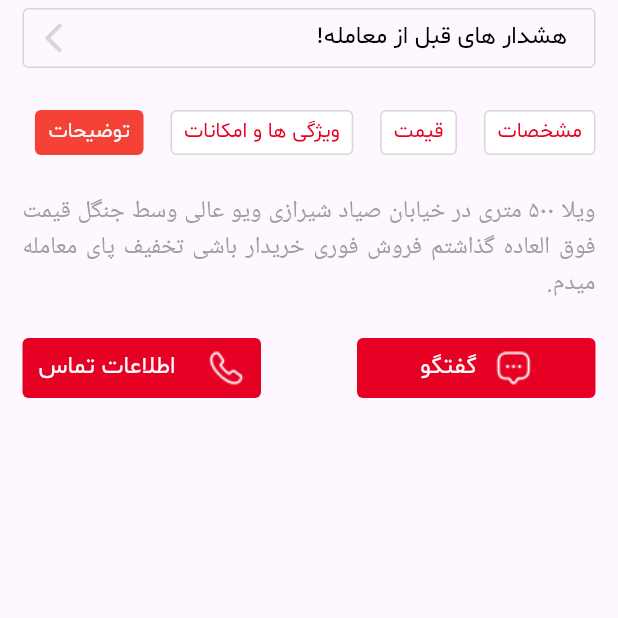
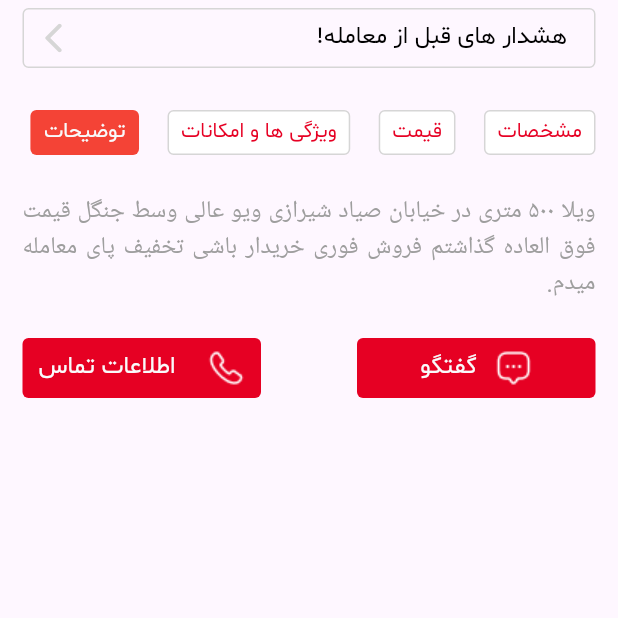
Before and after one commit to HosseinMohammadiii/aviz_project, a Flutter app: the InformationAdvertising screen opened directly, after a tap on "قیمت", after a tap on "ویژگی ها و امکانات", after a tap on "توضیحات", on a phone screen of 412 x 824 dp, the part 526-1144 px from its top. Run offline on Flutter 3.47's test engine with Material 3 defaults, Android fonts, the light colour scheme and no system bars; our stand-ins replace dotted_border, dotted_line, pinput, smooth_page_indicator, step_progress_indicator; missing offline and left inert: fdottedline_nullsafety.

Commit message:
two commit

```diff
--- a/lib/screen/account_screen.dart
+++ b/lib/screen/account_screen.dart
@@ -20,14 +20,13 @@ class _AccountScreenState extends State<AccountScreen> {
           mainAxisAlignment: MainAxisAlignment.center,
           children: [
             Image.asset('images/my_aviz.png'),
-            Image.asset('images/icon_home_active.png'),
           ],
         ),
       ),
       body: SafeArea(
         child: SingleChildScrollView(
           child: Padding(
-            padding: const EdgeInsets.symmetric(horizontal: 15),
+            padding: const EdgeInsets.symmetric(horizontal: 15, vertical: 15),
             child: Column(
               children: [
                 Container(
@@ -121,7 +120,7 @@ class _AccountScreenState extends State<AccountScreen> {
 //Widget For display Items Account Button
   Widget itemsAccountButton() {
     return SizedBox(
-      height: MediaQuery.of(context).size.height / 2.1,
+      height: 390,
       child: ListView.builder(
         itemCount: itemText.length,
         physics: const NeverScrollableScrollPhysics(),
--- a/lib/screen/add_advertising_screen.dart
+++ b/lib/screen/add_advertising_screen.dart
@@ -41,7 +41,7 @@ class _AddAdvertisingScreenState extends State<AddAdvertisingScreen> {
                         );
                       },
                       child: itemsCategoryType(
-                          txt: 'اجاره مسکونی', color: CustomColor.red),
+                          txt: 'فروش مسکونی', color: CustomColor.red),
                     );
                   },
                 ),
--- a/lib/screen/home_screen.dart
+++ b/lib/screen/home_screen.dart
@@ -83,7 +83,7 @@ class _HomeScreenState extends State<HomeScreen> {
               ],
             ),
             SizedBox(
-              height: MediaQuery.of(context).size.height / 2.2,
+              height: 280,
               child: ListView.builder(
                 padding: const EdgeInsets.symmetric(vertical: 15),
                 itemCount: 5,
@@ -112,7 +112,7 @@ class _HomeScreenState extends State<HomeScreen> {
       child: Container(
         width: double.maxFinite,
         height: 140,
-        margin: const EdgeInsets.symmetric(horizontal: 15),
+        margin: const EdgeInsets.symmetric(horizontal: 15, vertical: 6),
         padding: const EdgeInsets.symmetric(horizontal: 15),
         alignment: Alignment.center,
         decoration: BoxDecoration(
@@ -178,6 +178,7 @@ class _HomeScreenState extends State<HomeScreen> {
       width: 210,
       height: 240,
       padding: const EdgeInsets.all(16),
+      margin: const EdgeInsets.symmetric(horizontal: 6),
       decoration: BoxDecoration(
         borderRadius: BorderRadius.circular(4),
         color: Colors.white,
--- a/lib/screen/information_advertising.dart
+++ b/lib/screen/information_advertising.dart
@@ -4,6 +4,7 @@ import 'package:aviz_project/widgets/item_category_type.dart';
 import 'package:aviz_project/widgets/text_widget.dart';
 import 'package:aviz_project/widgets/uploadlocation.dart';
 import 'package:flutter/material.dart';
+import 'package:dotted_line/dotted_line.dart';
 import 'package:fdottedline_nullsafety/fdottedline__nullsafety.dart';
 
 class InformationAdvertising extends StatefulWidget {
@@ -125,7 +126,7 @@ class _InformationAdvertisingState extends State<InformationAdvertising> {
                     itemCount: listText.length,
                     itemBuilder: (context, index) {
                       return Padding(
-                        padding: const EdgeInsets.only(left: 18),
+                        padding: const EdgeInsets.only(left: 19),
                         child: GestureDetector(
                           onTap: () {
                             setState(() {
@@ -254,7 +255,8 @@ class _SpecificationBoxState extends State<SpecificationBox> {
                         mainAxisAlignment: MainAxisAlignment.spaceEvenly,
                         children: [
                           Padding(
-                            padding: const EdgeInsets.symmetric(horizontal: 32),
+                            padding:
+                                const EdgeInsets.symmetric(horizontal: 34.4),
                             child: textWidget(
                               listTextTitle[index],
                               Colors.grey[500]!,
@@ -279,12 +281,12 @@ class _SpecificationBoxState extends State<SpecificationBox> {
                 children: [
                   for (var i = 0; i < 3; i++) ...[
                     Padding(
-                      padding: const EdgeInsets.only(top: 10),
-                      child: FDottedLine(
-                        color: Colors.grey[350]!,
-                        height: 80,
-                        strokeWidth: 1.5,
-                        dottedLength: 8,
+                      padding: const EdgeInsets.only(top: 10, bottom: 10),
+                      child: DottedLine(
+                        direction: Axis.vertical,
+                        dashColor: Colors.grey[350]!,
+                        lineThickness: 1.5,
+                        dashLength: 6,
                       ),
                     ),
                   ],
@@ -352,11 +354,10 @@ class PriceInfoWidget extends StatelessWidget {
               ),
             ],
           ),
-          FDottedLine(
-            color: Colors.grey[350]!,
-            width: double.infinity,
-            strokeWidth: 1.5,
-            dottedLength: 8,
+          DottedLine(
+            dashColor: Colors.grey[350]!,
+            lineThickness: 1.5,
+            dashLength: 6,
           ),
           Row(
             mainAxisAlignment: MainAxisAlignment.spaceBetween,
@@ -431,11 +432,10 @@ class FeatureWidget extends StatelessWidget {
                   ),
                 ],
               ),
-              FDottedLine(
-                color: Colors.grey[350]!,
-                width: double.infinity,
-                strokeWidth: 1.5,
-                dottedLength: 8,
+              DottedLine(
+                dashColor: Colors.grey[350]!,
+                lineThickness: 1.5,
+                dashLength: 6,
               ),
               Row(
                 mainAxisAlignment: MainAxisAlignment.spaceBetween,
@@ -503,11 +503,12 @@ class FeatureWidget extends StatelessWidget {
                         ),
                         Padding(
                           padding: const EdgeInsets.only(left: 15, right: 15),
-                          child: FDottedLine(
-                            color: Colors.grey[350]!,
-                            width: double.infinity,
-                            strokeWidth: 1.5,
-                            dottedLength: 8,
+                          child: DottedLine(
+                            dashColor: index == 6
+                                ? Colors.transparent
+                                : Colors.grey[350]!,
+                            lineThickness: 1.5,
+                            dashLength: 6,
                           ),
                         ),
                       ],
--- a/lib/screen/locatin_upload_screen.dart
+++ b/lib/screen/locatin_upload_screen.dart
@@ -26,7 +26,7 @@ class _LocatioUploadState extends State<LocatioUpload> {
           flexibleSpace: AppBarWidget(stepScreen: 4),
         ),
         body: Padding(
-          padding: const EdgeInsets.symmetric(horizontal: 15, vertical: 10),
+          padding: const EdgeInsets.symmetric(horizontal: 15, vertical: 15),
           child: Column(
             children: [
               Row(
@@ -62,9 +62,7 @@ class _LocatioUploadState extends State<LocatioUpload> {
               ),
               SwitchBox(
                   switchCheck: false, txt: 'موقعیت دقیق نقشه نمایش داده شود؟'),
-              SizedBox(
-                height: MediaQuery.of(context).size.height / 3,
-              ),
+              const Spacer(),
               GestureDetector().textButton(
                 () {
                   Navigator.push(
--- a/lib/screen/register_advertising_screen.dart
+++ b/lib/screen/register_advertising_screen.dart
@@ -42,6 +42,7 @@ class _RegisterAdvertisingState extends State<RegisterAdvertising> {
                   hint: 'عنوان آویز را وارد کنید',
                   textInputType: TextInputType.text,
                   countLine: 1,
+                  focusNode: FocusNode(),
                 ),
                 const TextTitleSection(
                     txt: 'توضیحات', img: 'images/clipboard_icon.png'),
@@ -49,6 +50,7 @@ class _RegisterAdvertisingState extends State<RegisterAdvertising> {
                   hint: '... توضیحات آویز را وارد کنید',
                   textInputType: TextInputType.text,
                   countLine: 3,
+                  focusNode: FocusNode(),
                 ),
                 SwitchBox(switchCheck: false, txt: 'فعال کردن گفتگو'),
                 SwitchBox(switchCheck: true, txt: 'فعال کردن تماس'),
--- a/lib/widgets/buttomnavigationbar.dart
+++ b/lib/widgets/buttomnavigationbar.dart
@@ -45,7 +45,7 @@ class _BottomNavigationScreenState extends State<BottomNavigationScreen> {
               label: 'افزودن آویز'),
           BottomNavigationBarItem(
               icon: _selectedItem == 2
-                  ? Image.asset('images/icon_search.png')
+                  ? Image.asset('images/search_normal_icon.png')
                   : Image.asset('images/icon_search.png'),
               label: 'جستوجو'),
           BottomNavigationBarItem(
--- a/lib/widgets/uploadlocation.dart
+++ b/lib/widgets/uploadlocation.dart
@@ -14,7 +14,10 @@ class UploadLocation extends StatelessWidget {
       children: [
         Container(
           height: 144,
-          color: Colors.blue[100],
+          decoration: BoxDecoration(
+            borderRadius: BorderRadius.circular(8),
+            color: Colors.blue[100],
+          ),
         ),
         Container(
           width: 185,
--- a/pubspec.yaml
+++ b/pubspec.yaml
@@ -35,6 +35,7 @@ dependencies:
   step_progress_indicator: ^1.0.2
   dotted_border: ^2.1.0
   fdottedline_nullsafety: ^2.0.1
+  dotted_line: ^3.2.2
 
   # The following adds the Cupertino Icons font to your application.
   # Use with the CupertinoIcons class for iOS style icons.
```
Also changed, not shown: lib/screen/confirmationnumber_screen.dart (+7 -6 lines), lib/screen/inputnumber_screen.dart (+3 -6 lines), lib/screen/usersignupinfo.dart (+4 -6 lines), lib/widgets/textfield_box.dart (+16 -4 lines), images/my_aviz.png, images/search_normal_icon.png (added), pubspec.lock, 1 other file.
